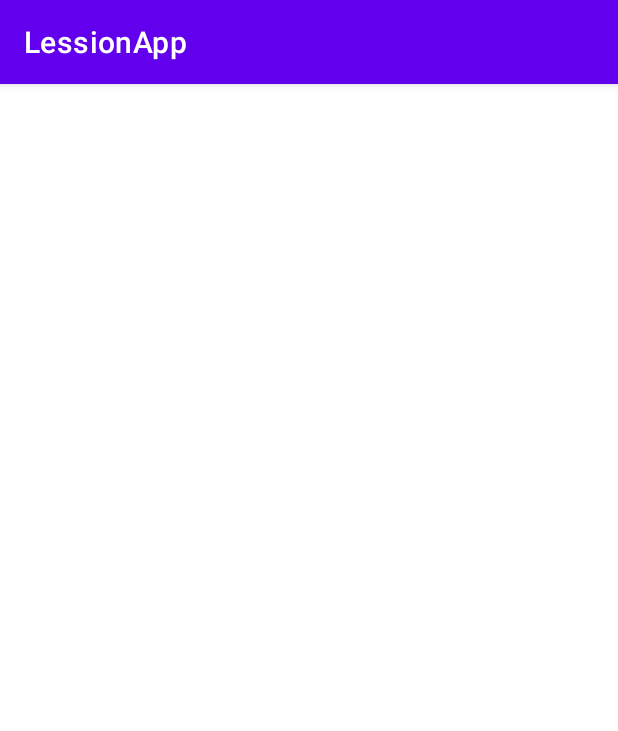
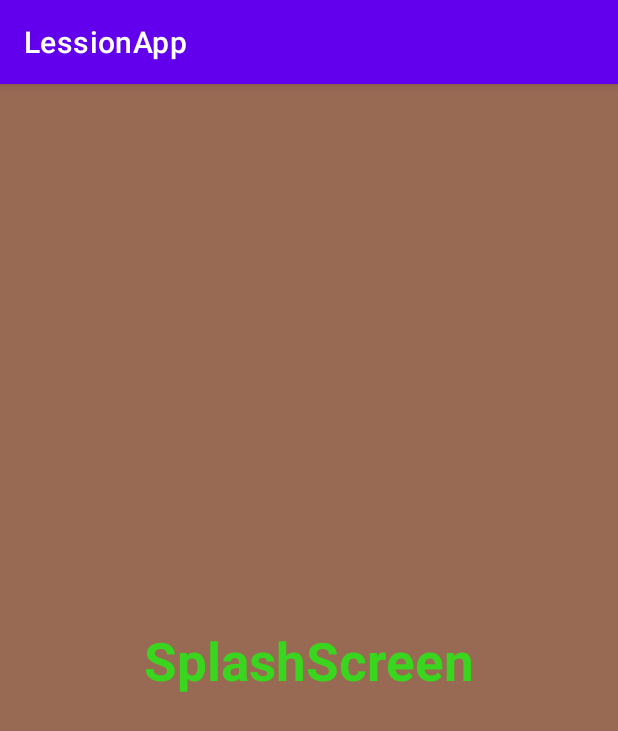
Before and after one commit to Tom323-323/RetrofitApp, an Android app: the fragment FragmentSplash shown on its own in the app's theme, on a phone screen of 412 x 824 dp. Shown: the top 731 px of the screen. Run offline under Robolectric (Android 15) with nearby library versions, the phone set to English and light mode, and no system bars.

Commit message:
29/06 - Add xml.

```diff
--- /dev/null
+++ b/app/src/main/java/com/tomaslab/lessionapp/data/api/ApiService.kt
@@ -0,0 +1,4 @@
+package com.tomaslab.lessionapp.data.api
+
+interface ApiService {
+}
--- /dev/null
+++ b/app/src/main/java/com/tomaslab/lessionapp/data/api/RetrofitInstance.kt
@@ -0,0 +1,4 @@
+package com.tomaslab.lessionapp.data.api
+
+object RetrofitInstance {
+}
--- /dev/null
+++ b/app/src/main/java/com/tomaslab/lessionapp/data/repository/Repository.kt
@@ -0,0 +1,4 @@
+package com.tomaslab.lessionapp.data.repository
+
+class Repository {
+}
--- a/app/src/main/res/layout/fragment_splash.xml
+++ b/app/src/main/res/layout/fragment_splash.xml
@@ -1,6 +1,22 @@
 <?xml version="1.0" encoding="utf-8"?>
-<FrameLayout xmlns:android="http://schemas.android.com/apk/res/android"
+<androidx.constraintlayout.widget.ConstraintLayout xmlns:android="http://schemas.android.com/apk/res/android"
+    xmlns:app="http://schemas.android.com/apk/res-auto"
     xmlns:tools="http://schemas.android.com/tools"
     android:layout_width="match_parent"
     android:layout_height="match_parent"
-    tools:context=".screens.splash.FragmentSplash"/>
+    android:background="#986953"
+    tools:context=".screens.splash.FragmentSplash">
+
+    <TextView
+        android:id="@+id/textView"
+        android:layout_width="wrap_content"
+        android:layout_height="wrap_content"
+        android:text="SplashScreen"
+        android:textColor="@color/three"
+        android:textSize="35sp"
+        android:textStyle="bold"
+        app:layout_constraintBottom_toBottomOf="parent"
+        app:layout_constraintEnd_toEndOf="parent"
+        app:layout_constraintStart_toStartOf="parent"
+        app:layout_constraintTop_toTopOf="parent" />
+</androidx.constraintlayout.widget.ConstraintLayout>
--- a/app/src/main/res/values-night/themes.xml
+++ /dev/null
@@ -1,16 +0,0 @@
-<resources xmlns:tools="http://schemas.android.com/tools">
-    <!-- Base application theme. -->
-    <style name="Theme.LessionApp" parent="Theme.MaterialComponents.DayNight.DarkActionBar">
-        <!-- Primary brand color. -->
-        <item name="colorPrimary">@color/purple_200</item>
-        <item name="colorPrimaryVariant">@color/purple_700</item>
-        <item name="colorOnPrimary">@color/black</item>
-        <!-- Secondary brand color. -->
-        <item name="colorSecondary">@color/teal_200</item>
-        <item name="colorSecondaryVariant">@color/teal_200</item>
-        <item name="colorOnSecondary">@color/black</item>
-        <!-- Status bar color. -->
-        <item name="android:statusBarColor" tools:targetApi="l">?attr/colorPrimaryVariant</item>
-        <!-- Customize your theme here. -->
-    </style>
-</resources>
--- a/app/src/main/res/values/colors.xml
+++ b/app/src/main/res/values/colors.xml
@@ -7,4 +7,10 @@
     <color name="teal_700">#FF018786</color>
     <color name="black">#FF000000</color>
     <color name="white">#FFFFFFFF</color>
+
+
+    <color name="one">#D85416</color>
+    <color name="two">#13A8E3</color>
+    <color name="three">#3AD51E</color>
+    <color name="background">#8C9EFF</color>
 </resources>
```
Also changed, not shown: app/src/main/res/layout/fragment_second.xml (+10 -1 lines), app/src/main/res/layout/fragment_start.xml (+9 -1 lines), app/src/main/res/layout/item_money.xml (added, +85 -0 lines).
